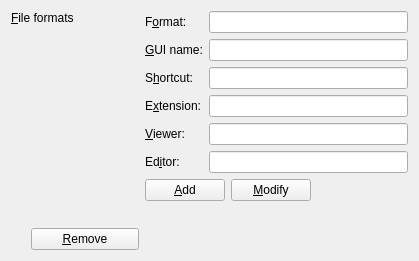
Qt form src/frontends/qt4/ui/QPrefFileformatsUi.ui (cburschka/lyx) before a commit.
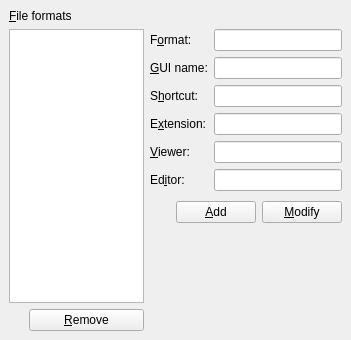
The same form after that commit. Custom widgets are drawn as their Qt base class.

```diff
--- a/src/frontends/qt4/ui/QPrefFileformatsUi.ui
+++ b/src/frontends/qt4/ui/QPrefFileformatsUi.ui
@@ -8,8 +8,8 @@
    <rect>
     <x>0</x>
     <y>0</y>
-    <width>419</width>
-    <height>261</height>
+    <width>351</width>
+    <height>340</height>
    </rect>
   </property>
   <property name="windowTitle" >
@@ -17,12 +17,71 @@
   </property>
   <layout class="QGridLayout" >
    <property name="margin" >
-    <number>11</number>
+    <number>9</number>
    </property>
    <property name="spacing" >
     <number>6</number>
    </property>
-   <item row="0" column="1" colspan="2" >
+   <item row="1" column="4" >
+    <spacer>
+     <property name="orientation" >
+      <enum>Qt::Horizontal</enum>
+     </property>
+     <property name="sizeHint" >
+      <size>
+       <width>91</width>
+       <height>20</height>
+      </size>
+     </property>
+    </spacer>
+   </item>
+   <item row="2" column="1" >
+    <spacer>
+     <property name="orientation" >
+      <enum>Qt::Horizontal</enum>
+     </property>
+     <property name="sizeType" >
+      <enum>QSizePolicy::MinimumExpanding</enum>
+     </property>
+     <property name="sizeHint" >
+      <size>
+       <width>20</width>
+       <height>31</height>
+      </size>
+     </property>
+    </spacer>
+   </item>
+   <item row="2" column="2" >
+    <widget class="QPushButton" name="formatNewPB" >
+     <property name="text" >
+      <string>&amp;Add</string>
+     </property>
+    </widget>
+   </item>
+   <item row="2" column="3" >
+    <widget class="QPushButton" name="formatModifyPB" >
+     <property name="text" >
+      <string>&amp;Modify</string>
+     </property>
+    </widget>
+   </item>
+   <item row="3" column="1" colspan="3" >
+    <spacer>
+     <property name="orientation" >
+      <enum>Qt::Vertical</enum>
+     </property>
+     <property name="sizeType" >
+      <enum>QSizePolicy::Expanding</enum>
+     </property>
+     <property name="sizeHint" >
+      <size>
+       <width>129</width>
+       <height>31</height>
+      </size>
+     </property>
+    </spacer>
+   </item>
+   <item row="1" column="1" colspan="3" >
     <layout class="QGridLayout" >
      <property name="margin" >
       <number>0</number>
@@ -110,7 +169,7 @@
      </item>
     </layout>
    </item>
-   <item row="1" column="1" colspan="2" >
+   <item row="4" column="0" >
     <layout class="QHBoxLayout" >
      <property name="margin" >
       <number>0</number>
@@ -118,27 +177,13 @@
      <property name="spacing" >
       <number>6</number>
      </property>
-     <item>
-      <widget class="QPushButton" name="formatNewPB" >
-       <property name="text" >
-        <string>&amp;Add</string>
-       </property>
-      </widget>
-     </item>
-     <item>
-      <widget class="QPushButton" name="formatModifyPB" >
-       <property name="text" >
-        <string>&amp;Modify</string>
-       </property>
-      </widget>
-     </item>
      <item>
       <spacer>
        <property name="orientation" >
         <enum>Qt::Horizontal</enum>
        </property>
        <property name="sizeType" >
-        <enum>QSizePolicy::MinimumExpanding</enum>
+        <enum>QSizePolicy::Preferred</enum>
        </property>
        <property name="sizeHint" >
         <size>
@@ -148,123 +193,34 @@
        </property>
       </spacer>
      </item>
-    </layout>
-   </item>
-   <item row="2" column="2" >
-    <spacer>
-     <property name="orientation" >
-      <enum>Qt::Vertical</enum>
-     </property>
-     <property name="sizeType" >
-      <enum>QSizePolicy::Expanding</enum>
-     </property>
-     <property name="sizeHint" >
-      <size>
-       <width>20</width>
-       <height>20</height>
-      </size>
-     </property>
-    </spacer>
-   </item>
-   <item rowspan="3" row="0" column="0" >
-    <layout class="QVBoxLayout" >
-     <property name="margin" >
-      <number>0</number>
-     </property>
-     <property name="spacing" >
-      <number>6</number>
-     </property>
      <item>
-      <widget class="QLabel" name="formatsLA" >
+      <widget class="QPushButton" name="formatRemovePB" >
        <property name="text" >
-        <string>&amp;File formats</string>
+        <string>&amp;Remove</string>
        </property>
        <property name="buddy" >
         <cstring>formatsLB</cstring>
        </property>
       </widget>
      </item>
-     <item>
-      <widget class="Q3ListBox" name="formatsLB" >
-       <property name="sizePolicy" >
-        <sizepolicy>
-         <hsizetype>5</hsizetype>
-         <vsizetype>7</vsizetype>
-         <horstretch>0</horstretch>
-         <verstretch>0</verstretch>
-        </sizepolicy>
-       </property>
-       <property name="vScrollBarMode" >
-        <enum>Q3ScrollView::AlwaysOn</enum>
-       </property>
-       <property name="hScrollBarMode" >
-        <enum>Q3ScrollView::AlwaysOff</enum>
-       </property>
-      </widget>
-     </item>
-     <item>
-      <layout class="QHBoxLayout" >
-       <property name="margin" >
-        <number>0</number>
-       </property>
-       <property name="spacing" >
-        <number>6</number>
-       </property>
-       <item>
-        <spacer>
-         <property name="orientation" >
-          <enum>Qt::Horizontal</enum>
-         </property>
-         <property name="sizeType" >
-          <enum>QSizePolicy::Preferred</enum>
-         </property>
-         <property name="sizeHint" >
-          <size>
-           <width>20</width>
-           <height>20</height>
-          </size>
-         </property>
-        </spacer>
-       </item>
-       <item>
-        <widget class="QPushButton" name="formatRemovePB" >
-         <property name="text" >
-          <string>&amp;Remove</string>
-         </property>
-        </widget>
-       </item>
-      </layout>
-     </item>
     </layout>
    </item>
-   <item row="2" column="1" >
-    <spacer>
-     <property name="orientation" >
-      <enum>Qt::Horizontal</enum>
+   <item rowspan="3" row="1" column="0" >
+    <widget class="QListWidget" name="formatsLW" />
+   </item>
+   <item row="0" column="0" >
+    <widget class="QLabel" name="formatsLA" >
+     <property name="text" >
+      <string>&amp;File formats</string>
      </property>
-     <property name="sizeType" >
-      <enum>QSizePolicy::Minimum</enum>
+     <property name="buddy" >
+      <cstring>formatsLW</cstring>
      </property>
-     <property name="sizeHint" >
-      <size>
-       <width>20</width>
-       <height>20</height>
-      </size>
-     </property>
-    </spacer>
+    </widget>
    </item>
   </layout>
  </widget>
  <pixmapfunction>qPixmapFromMimeSource</pixmapfunction>
- <customwidgets>
-  <customwidget>
-   <class>Q3ListBox</class>
-   <extends></extends>
-   <header>q3listbox.h</header>
-   <container>0</container>
-   <pixmap></pixmap>
-  </customwidget>
- </customwidgets>
  <tabstops>
   <tabstop>formatsLB</tabstop>
   <tabstop>formatNewPB</tabstop>
```
Left out of the diff: 4 changed lines with no effect on the pictures.
